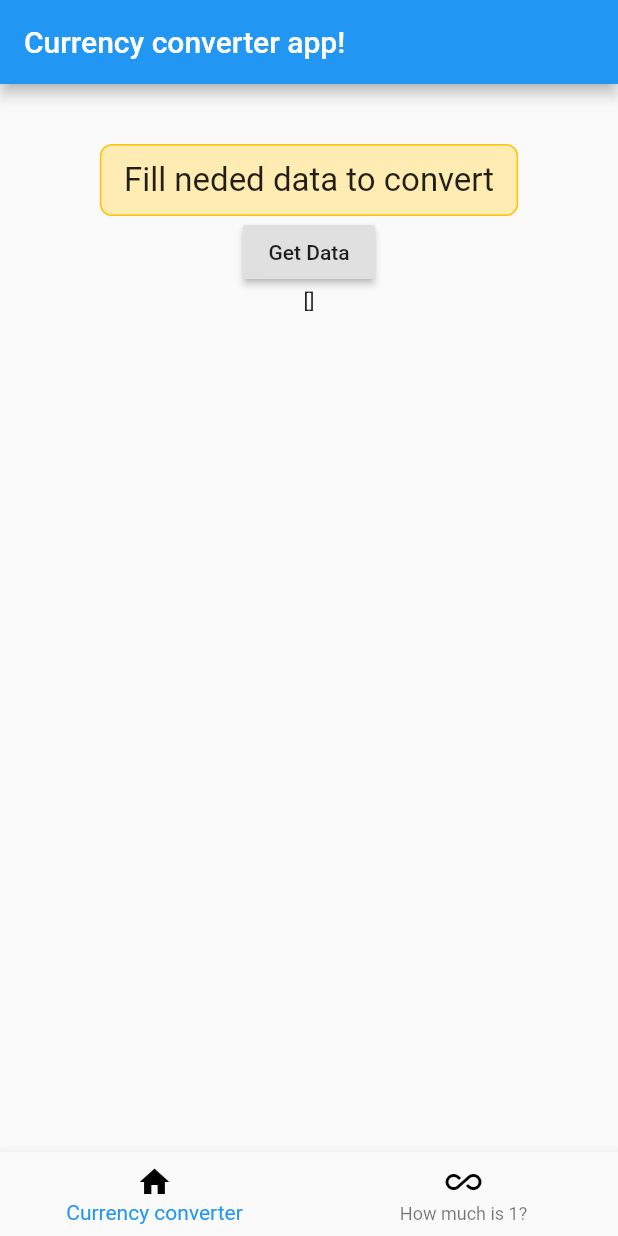
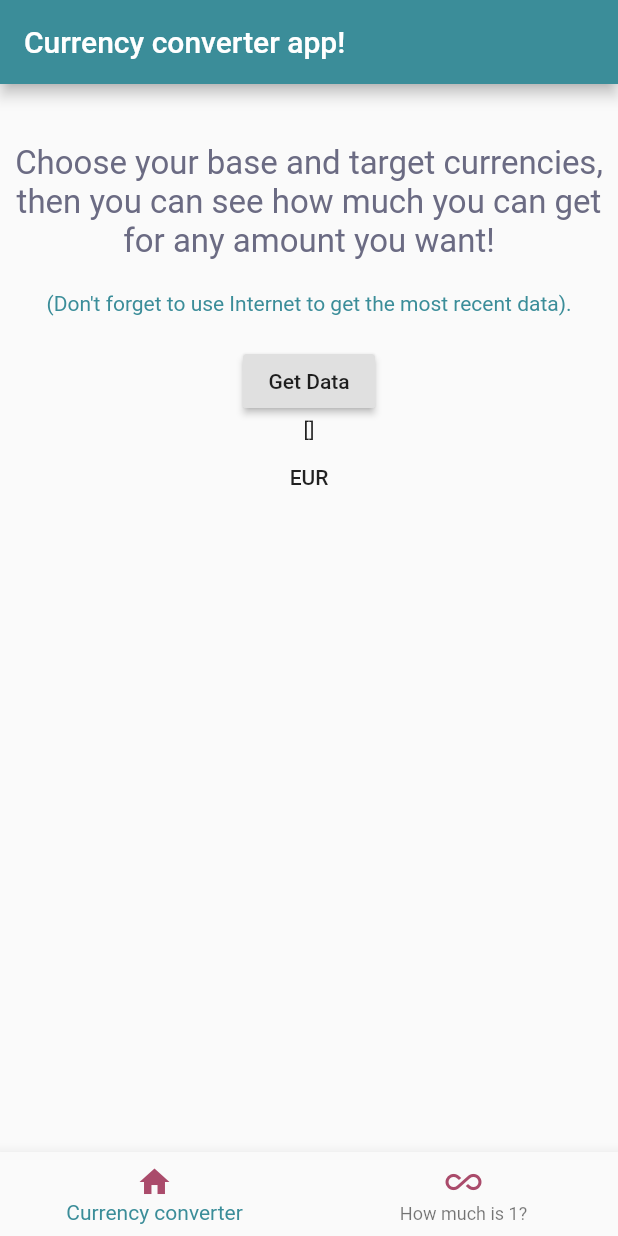
Before and after one commit to klaud-skora/currency_converter, a Flutter app: the screen it shows after launch, on a phone screen of 412 x 824 dp. Run offline on Flutter 3.47's test engine with Material 2 defaults, Android fonts, the phone set to English and light mode, and no system bars; our stand-ins replace bloc, equatable, flutter_bloc.

```diff
--- a/lib/bloc/nav_bar_bloc.dart
+++ b/lib/bloc/nav_bar_bloc.dart
@@ -4,6 +4,7 @@ import 'package:flutter_bloc/flutter_bloc.dart';
 import 'package:meta/meta.dart';
 import 'package:equatable/equatable.dart';
 import '../repositories/currency_repository.dart';
+import '../logic/calculator.dart';
 
 abstract class BottomNavigationEvent extends Equatable {
   BottomNavigationEvent([List props = const []]) : super();
@@ -77,6 +78,7 @@ class SecondPageLoaded extends BottomNavigationState {
 }
 
 class BottomNavigationBloc extends Bloc<BottomNavigationEvent, BottomNavigationState> {
+  Calculator calc = Calculator();
   final CurrencyRepository currencyRepository;
   int currentIndex = 0;
   String base = 'PLN';
--- /dev/null
+++ b/lib/logic/calculator.dart
@@ -0,0 +1,6 @@
+class Calculator {
+  int multiplier;
+  double convertValue;
+
+  double currencyValue(int multiplier, double convertValue) => multiplier * convertValue;
+}
--- a/lib/main.dart
+++ b/lib/main.dart
@@ -12,7 +12,26 @@ void main() {
 class MyApp extends StatelessWidget {
   @override
   Widget build(BuildContext context) {
+    Map<int, Color> color =
+      {
+      50:Color.fromRGBO(4,131,184, .1),
+      100:Color.fromRGBO(4,131,184, .2),
+      200:Color.fromRGBO(4,131,184, .3),
+      300:Color.fromRGBO(4,131,184, .4),
+      400:Color.fromRGBO(4,131,184, .5),
+      500:Color.fromRGBO(4,131,184, .6),
+      600:Color.fromRGBO(4,131,184, .7),
+      700:Color.fromRGBO(4,131,184, .8),
+      800:Color.fromRGBO(4,131,184, .9),
+      900:Color.fromRGBO(4,131,184, 1),
+    };
+    MaterialColor themeColor = MaterialColor(0xff3b8d99, color);
+
     return MaterialApp(
+      theme: ThemeData(
+        primarySwatch: themeColor,
+        visualDensity: VisualDensity.adaptivePlatformDensity,
+      ),
       home: BlocProvider<BottomNavigationBloc>(
         create: (context) => BottomNavigationBloc(
           currencyRepository: CurrencyRepository(),
--- a/lib/ui/first_page.dart
+++ b/lib/ui/first_page.dart
@@ -1,12 +1,17 @@
 import 'package:flutter/material.dart';
 import 'package:flutter_bloc/flutter_bloc.dart';
 
+import './currency_picker.dart';
 import '../bloc/nav_bar_bloc.dart';
 
 class FirstPage extends StatelessWidget {
 
+  final fromTextController = TextEditingController();
   @override
   Widget build(BuildContext context) {
+
+    Color textColor = Color(0xff6b6b83);
+    Color themeColor = Color(0xff3b8d99);
     return Scaffold(
       body: SingleChildScrollView(
         child: Container(
@@ -14,24 +19,48 @@ class FirstPage extends StatelessWidget {
           child: Center(
             child: Column(
               children: <Widget>[
-                Container(
-                  decoration: BoxDecoration(
-                    color: Colors.amber[100],
-                    border: Border.all(
-                      color: Colors.amber,
-                      width: 1,
-                    ),
-                    borderRadius: BorderRadius.circular(8.0),
-                  ),
-                  padding: EdgeInsets.symmetric(vertical: 10.0, horizontal: 15.0),
-                  child: Text('Fill neded data to convert', style: TextStyle(fontSize: 22.0), ),
+                Text('Choose your base and target currencies, then you can see how much you can get for any amount you want! ',
+                  style: TextStyle(fontSize: 22.0, color: textColor),
+                  textAlign: TextAlign.center,
                 ),
+                // Container(
+                //   alignment: Alignment.center,
+                //   // decoration: BoxDecoration(
+                //     // color: Colors.amber[100],
+                //     // border: Border.all(
+                //     //   color: Colors.amber,
+                //     //   width: 1,
+                //     // ),
+                //     // borderRadius: BorderRadius.circular(8.0),
+                //   // ),
+                //   padding: EdgeInsets.symmetric(vertical: 10.0, horizontal: 15.0),
+                //   child:
+
+                //   ),
+                SizedBox(height: 20.0),
+                Text ('(Don\'t forget to use Internet to get the most recent data).',
+                  style: TextStyle( color: themeColor),
+                  textAlign: TextAlign.center,
+                ),
+                SizedBox(height: 20.0),
+
                 RaisedButton(
                   onPressed: () => BlocProvider.of<BottomNavigationBloc>(context).add(GetData()),
                   child: Text('Get Data'),
                 ),
                 Container(
                   child: Text( '${BlocProvider.of<BottomNavigationBloc>(context).currencyRepository.data}' )
+                ),
+                FlatButton(
+                  child: Text('EUR'),
+                  onPressed: () {
+                    Navigator.push(
+                      context,
+                      MaterialPageRoute(
+                        builder: (BuildContext context)  => CurrencyPicker(),
+                      )
+                    );
+                  },
                 ),
               ],
             ),
--- a/lib/ui/home_page.dart
+++ b/lib/ui/home_page.dart
@@ -36,11 +36,11 @@ class HomePage extends StatelessWidget {
               currentIndex: BlocProvider.of<BottomNavigationBloc>(context).currentIndex,
               items: const <BottomNavigationBarItem>[
                 BottomNavigationBarItem(
-                  icon: Icon(Icons.home, color: Colors.black),
+                  icon: Icon(Icons.home, color: Color(0xffaa4b6b)),
                   title: Text('Currency converter'),
                 ),
                 BottomNavigationBarItem(
-                  icon: Icon(Icons.all_inclusive, color: Colors.black),
+                  icon: Icon(Icons.all_inclusive, color: Color(0xffaa4b6b)),
                   title: Text('How much is 1?'),
                 ),
               ],
```
Also changed, not shown: lib/ui/currency_picker.dart (added, +45 -0 lines).
